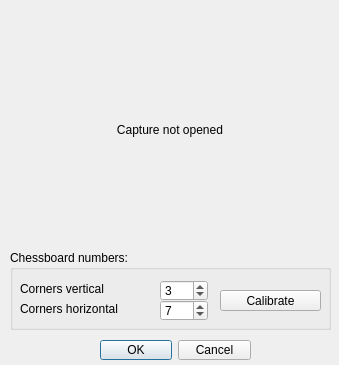
Qt form camera/camcalibrate.ui (ARDev1161/ZanyaCore) before a commit.
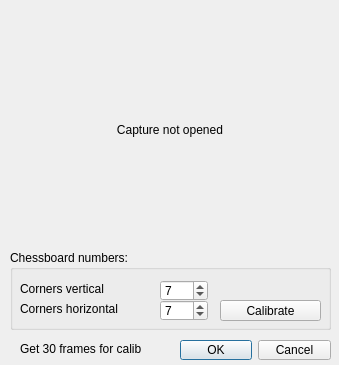
The same form after that commit.

Diff of the .ui file:
```diff
--- a/camera/camcalibrate.ui
+++ b/camera/camcalibrate.ui
@@ -22,7 +22,7 @@
   <widget class="QDialogButtonBox" name="buttonBox">
    <property name="geometry">
     <rect>
-     <x>100</x>
+     <x>180</x>
      <y>340</y>
      <width>151</width>
      <height>20</height>
@@ -82,7 +82,7 @@
      <number>10</number>
     </property>
     <property name="value">
-     <number>3</number>
+     <number>7</number>
     </property>
    </widget>
    <widget class="QLabel" name="label_2">
@@ -131,7 +131,7 @@
     <property name="geometry">
      <rect>
       <x>210</x>
-      <y>40</y>
+      <y>50</y>
       <width>101</width>
       <height>21</height>
      </rect>
@@ -141,6 +141,19 @@
     </property>
    </widget>
   </widget>
+  <widget class="QLabel" name="labelSuccessed">
+   <property name="geometry">
+    <rect>
+     <x>20</x>
+     <y>340</y>
+     <width>161</width>
+     <height>17</height>
+    </rect>
+   </property>
+   <property name="text">
+    <string>Get 30 frames for calib</string>
+   </property>
+  </widget>
  </widget>
  <resources/>
  <connections>
```
